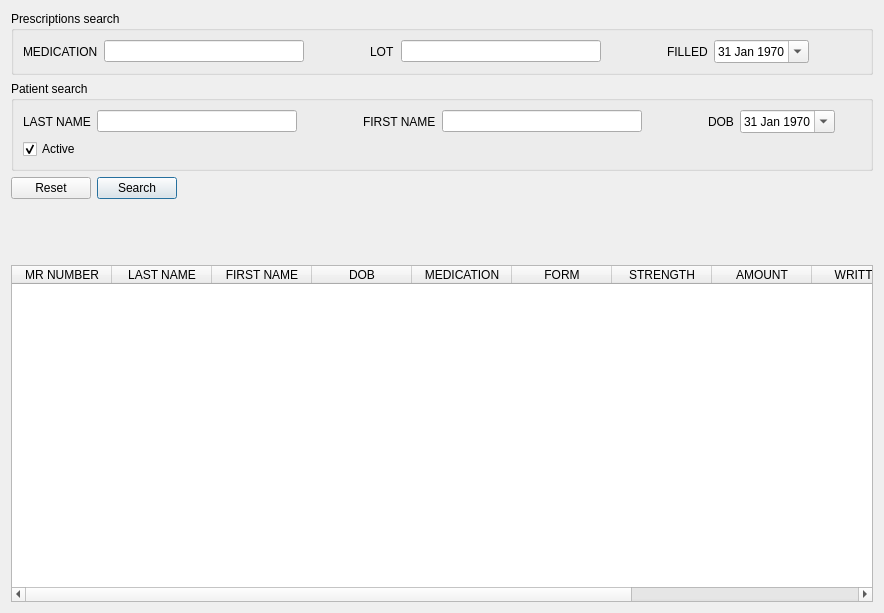
First picture: the form in mtrack/prescriptionsframe.ui, repository kyledevans/Medicine-Track, before the edit.
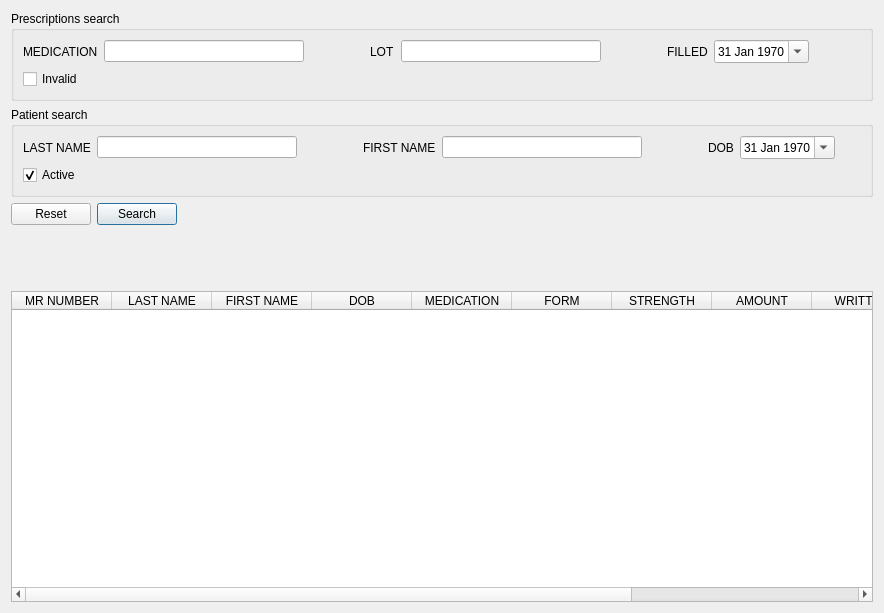
Second picture: the form after the edit.

Commit message: Can now search invalid prescriptions. 	modified:   mtrack/prescriptionrecord.cpp 	modified:   mtrack/prescriptionsframe.cpp 	modified:   mtrack/prescriptionsframe.ui

Patch:
```diff
--- a/mtrack/prescriptionsframe.ui
+++ b/mtrack/prescriptionsframe.ui
@@ -25,7 +25,9 @@
      <property name="title">
       <string>Prescriptions search</string>
      </property>
-     <layout class="QHBoxLayout" name="horizontalLayout_2">
+     <layout class="QVBoxLayout" name="verticalLayout_3">
+      <item>
+       <layout class="QHBoxLayout" name="horizontalLayout_4">
       <item>
        <widget class="QLabel" name="medicationNameLabel">
         <property name="text">
@@ -142,6 +144,32 @@
        </spacer>
       </item>
      </layout>
+      </item>
+      <item>
+       <layout class="QHBoxLayout" name="horizontalLayout_2">
+        <item>
+         <widget class="QCheckBox" name="invalidField">
+          <property name="text">
+           <string>Invalid</string>
+          </property>
+         </widget>
+        </item>
+        <item>
+         <spacer name="horizontalSpacer_9">
+          <property name="orientation">
+           <enum>Qt::Horizontal</enum>
+          </property>
+          <property name="sizeHint" stdset="0">
+           <size>
+            <width>40</width>
+            <height>20</height>
+           </size>
+          </property>
+         </spacer>
+        </item>
+       </layout>
+      </item>
+     </layout>
     </widget>
    </item>
    <item>
```
Left out of the diff: 3 changed lines with no effect on the pictures. Lines whose indentation alone changed are shown as unchanged. The commit also changes 2 other files.
